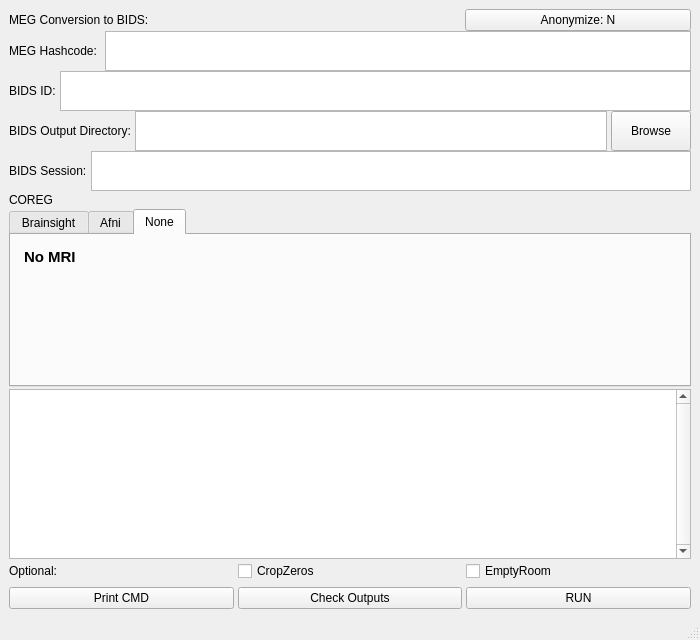
nih-megcore/nih_to_mne, file nih2mne/GUI/templates/BIDS_creator_gui.ui: the form before one commit.
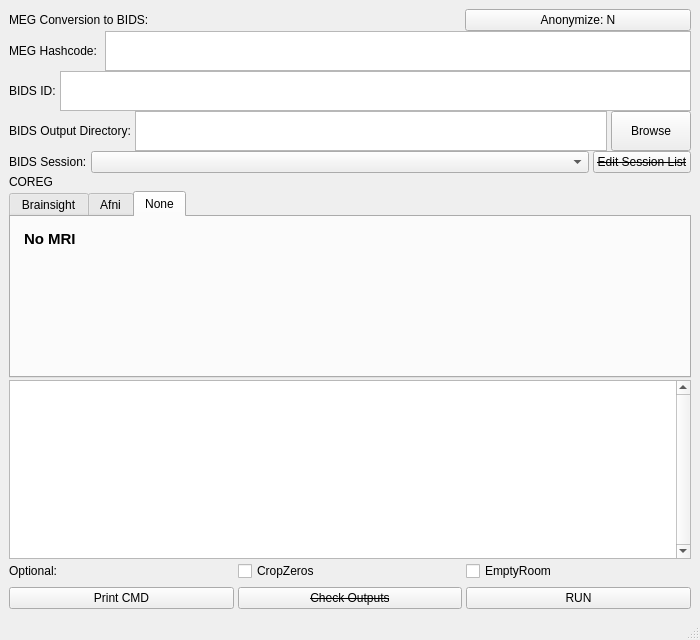
The form after the commit. The open tabs and pages were chosen to show the change.

Commit message: ENH - BIDS session is now a combobox determined by defaults.yml

Patch:
```diff
--- a/nih2mne/GUI/templates/BIDS_creator_gui.ui
+++ b/nih2mne/GUI/templates/BIDS_creator_gui.ui
@@ -396,21 +396,33 @@
               </widget>
              </item>
              <item>
-              <widget class="QPlainTextEdit" name="te_bids_session">
+              <widget class="QComboBox" name="cb_Bids_Session">
                <property name="sizePolicy">
                 <sizepolicy hsizetype="Expanding" vsizetype="Expanding">
                  <horstretch>0</horstretch>
                  <verstretch>0</verstretch>
                 </sizepolicy>
                </property>
-               <property name="maximumSize">
-                <size>
-                 <width>16777215</width>
-                 <height>40</height>
-                </size>
+              </widget>
+             </item>
+             <item>
+              <widget class="QPushButton" name="pb_Edit_Session_List">
+               <property name="sizePolicy">
+                <sizepolicy hsizetype="Minimum" vsizetype="Expanding">
+                 <horstretch>0</horstretch>
+                 <verstretch>0</verstretch>
+                </sizepolicy>
                </property>
-               <property name="verticalScrollBarPolicy">
-                <enum>Qt::ScrollBarAlwaysOff</enum>
+               <property name="font">
+                <font>
+                 <strikeout>true</strikeout>
+                </font>
+               </property>
+               <property name="toolTip">
+                <string extracomment="Manually edit ~/megcore/defaults.yml"/>
+               </property>
+               <property name="text">
+                <string>Edit Session List</string>
                </property>
               </widget>
              </item>
@@ -747,8 +759,8 @@
                  <string>&lt;!DOCTYPE HTML PUBLIC &quot;-//W3C//DTD HTML 4.0//EN&quot; &quot;http://www.w3.org/TR/REC-html40/strict.dtd&quot;&gt;
 &lt;html&gt;&lt;head&gt;&lt;meta name=&quot;qrichtext&quot; content=&quot;1&quot; /&gt;&lt;style type=&quot;text/css&quot;&gt;
 p, li { white-space: pre-wrap; }
-&lt;/style&gt;&lt;/head&gt;&lt;body style=&quot; font-family:'Sans Serif'; font-size:9pt; font-weight:600; font-style:normal;&quot;&gt;
-&lt;p style=&quot; margin-top:12px; margin-bottom:12px; margin-left:0px; margin-right:0px; -qt-block-indent:0; text-indent:0px;&quot;&gt;&lt;span style=&quot; font-family:'Ubuntu'; font-size:11pt;&quot;&gt;No MRI&lt;/span&gt;&lt;/p&gt;&lt;/body&gt;&lt;/html&gt;</string>
+&lt;/style&gt;&lt;/head&gt;&lt;body style=&quot; font-family:'Ubuntu'; font-size:11pt; font-weight:600; font-style:normal;&quot;&gt;
+&lt;p style=&quot; margin-top:12px; margin-bottom:12px; margin-left:0px; margin-right:0px; -qt-block-indent:0; text-indent:0px;&quot;&gt;No MRI&lt;/p&gt;&lt;/body&gt;&lt;/html&gt;</string>
                 </property>
                </widget>
               </item>
@@ -895,6 +907,11 @@
              </item>
              <item>
               <widget class="QPushButton" name="pb_CheckOutputs">
+               <property name="font">
+                <font>
+                 <strikeout>true</strikeout>
+                </font>
+               </property>
                <property name="text">
                 <string>Check Outputs</string>
                </property>
```
Left out of the diff: 2 changed lines with no effect on the pictures. The commit also changes 2 other files.
